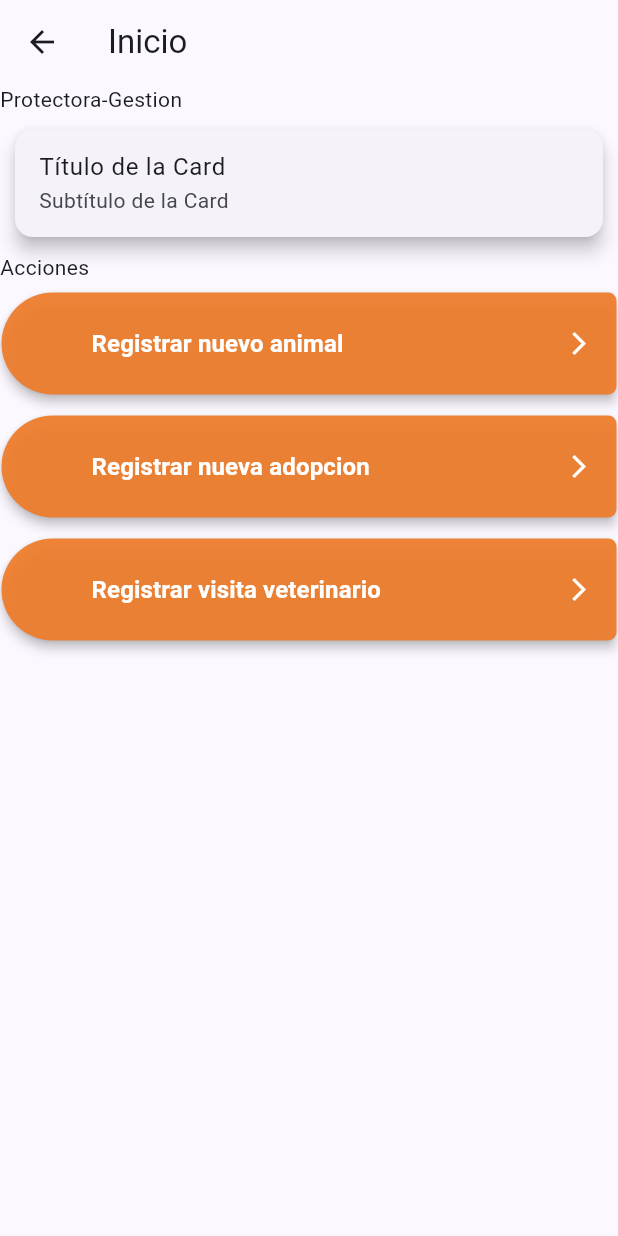
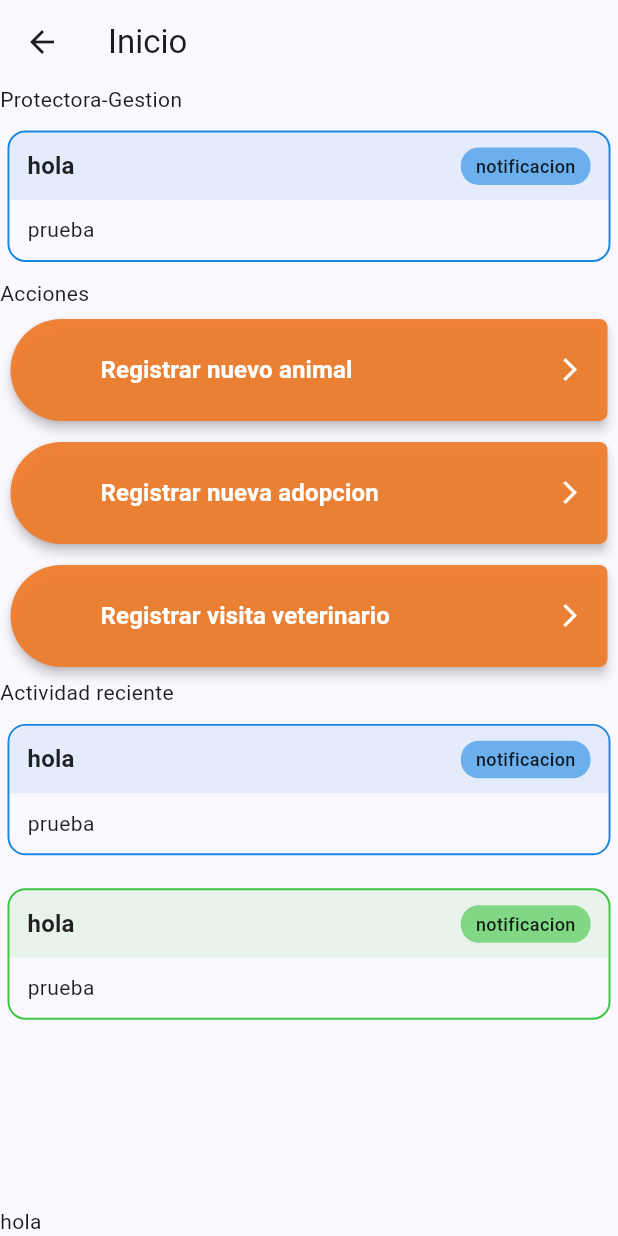
Before and after one commit to Miriam-Nav/proyecto_protectora, a Flutter app: the PaginaDemostracion screen opened directly, on a phone screen of 412 x 824 dp. Run offline on Flutter 3.47's test engine with Material 3 defaults, Android fonts, the light colour scheme and no system bars; our stand-ins replace equatable, flutter_riverpod, go_router, shared_preferences; accounts and stored records are empty.

Commit message:
primera version de la primera pantalla

```diff
--- a/lib/core/widgets/app_button.dart
+++ b/lib/core/widgets/app_button.dart
@@ -81,7 +81,7 @@ class AppRoundedActionButton extends StatelessWidget {
     };
 
     return Padding(
-      padding: const EdgeInsets.symmetric(vertical: 6),
+      padding: const EdgeInsets.symmetric(vertical: 0),
       child: ElevatedButton(
         onPressed: onPressed,
         style: ElevatedButton.styleFrom(
--- a/lib/features/auth/presentation/pages/demostracion_page.dart
+++ b/lib/features/auth/presentation/pages/demostracion_page.dart
@@ -1,6 +1,7 @@
 import 'package:flutter/material.dart';
 import 'package:proyecto_protectora/catalog/demos/buttons_demo.dart';
 import 'package:proyecto_protectora/core/widgets/app_button.dart';
+import 'package:proyecto_protectora/core/widgets/app_card.dart';
 import 'package:proyecto_protectora/core/widgets/button_demo.dart';
 import 'package:proyecto_protectora/features/auth/presentation/pages/login_page.dart'
     show LoginScreen;
@@ -14,6 +15,7 @@ class PaginaDemostracion extends StatelessWidget {
     final brillo = Theme.of(context).brightness;
     return Scaffold(
       appBar: AppBar(title: const Text('Inicio')),
+      bottomNavigationBar:Text("hola"), //posible solucion para el scroll de pantalla para los botones de la barra de navegacion
       body: Center(
         child: Column(
           mainAxisAlignment:
@@ -24,21 +26,10 @@ class PaginaDemostracion extends StatelessWidget {
             ////////////////////////////////////////
             ///
             Text('Protectora-Gestion', textDirection: TextDirection.ltr),
-            Card(
-              elevation: 5,
-              margin: EdgeInsets.all(10),
-              child: Column(
-                children: [
-                  // Image.network(
-                  //   'https://flutter.dev/images/catalog-widget-card.png',
-                  //   fit: BoxFit.cover,
-                  // ),
-                  ListTile(
-                    title: Text('Título de la Card'),
-                    subtitle: Text('Subtítulo de la Card'),
-                  ),
-                ],
-              ),
+            Padding(
+              padding: EdgeInsets.all(5),
+              child:
+              AppInfoCard(title: "hola", subtitle: "prueba", badgeText: "notificacion", variant: AppCardVariant.cardBlue,),
             ),
 
             ///
@@ -46,7 +37,7 @@ class PaginaDemostracion extends StatelessWidget {
             Text('Acciones', textDirection: TextDirection.ltr),
 
             Padding(
-              padding: EdgeInsets.all(1.0),
+              padding: EdgeInsets.all(7),
               child: AppRoundedActionButton(
                 label: "Registrar nuevo animal",
                 onPressed: () => Navigator.of(
@@ -55,7 +46,7 @@ class PaginaDemostracion extends StatelessWidget {
               ),
             ),
             Padding(
-              padding: EdgeInsets.all(1.0),
+              padding: EdgeInsets.all(7),
               child: AppRoundedActionButton(
                 label: "Registrar nueva adopcion",
                 onPressed: () => Navigator.of(
@@ -64,7 +55,7 @@ class PaginaDemostracion extends StatelessWidget {
               ),
             ),
             Padding(
-              padding: EdgeInsets.all(1.0),
+              padding: EdgeInsets.all(7),
               child: AppRoundedActionButton(
                 label: "Registrar visita veterinario",
                 onPressed: () => Navigator.of(
@@ -72,16 +63,17 @@ class PaginaDemostracion extends StatelessWidget {
                 ).push(MaterialPageRoute(builder: (_) => LoginScreen())),
               ),
             ),
-            //  Padding(
-            //   padding: EdgeInsets.all(8.0),
-            //   child: Row(
-            //     mainAxisAlignment: MainAxisAlignment.end,
-            //     crossAxisAlignment: CrossAxisAlignment.start,
-            //     children: [
-            //       // ButtonsDemo()
-            //     ],
-            //   ),
-            // ),
+            Text('Actividad reciente', textDirection: TextDirection.ltr),
+            Padding(
+              padding: EdgeInsets.all(5),
+              child:
+              AppInfoCard(title: "hola", subtitle: "prueba", badgeText: "notificacion", variant: AppCardVariant.cardBlue,),
+            ),
+             Padding(
+              padding: EdgeInsets.all(5),
+              child:
+              AppInfoCard(title: "hola", subtitle: "prueba", badgeText: "notificacion", variant: AppCardVariant.cardGreen,),
+            ),
           ],
         ),
       ),
```
